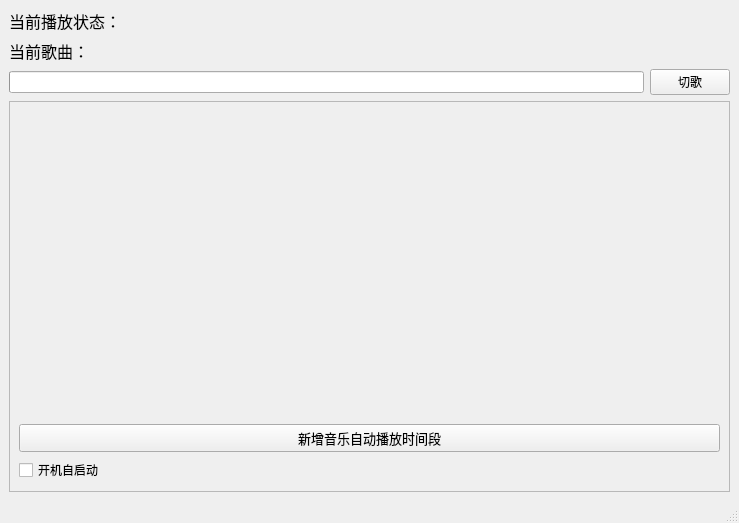
This is mainwindow.ui in Zao-chen/ZcAutoMusic as Qt 5 draws it before an edit. The edited form follows.
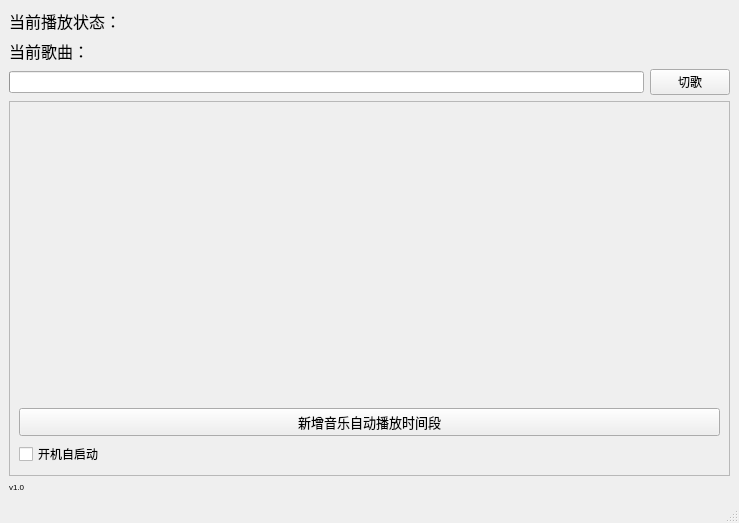
This is the edited form.

Commit message: [feat] 新增版本号显示

What changed in the file:
```diff
--- a/mainwindow.ui
+++ b/mainwindow.ui
@@ -81,7 +81,7 @@
          <x>0</x>
          <y>0</y>
          <width>719</width>
-         <height>377</height>
+         <height>361</height>
         </rect>
        </property>
        <layout class="QVBoxLayout" name="verticalLayout_2">
@@ -131,6 +131,24 @@
       </widget>
      </widget>
     </item>
+    <item>
+     <widget class="QLabel" name="label">
+      <property name="sizePolicy">
+       <sizepolicy hsizetype="Expanding" vsizetype="Preferred">
+        <horstretch>0</horstretch>
+        <verstretch>0</verstretch>
+       </sizepolicy>
+      </property>
+      <property name="font">
+       <font>
+        <pointsize>6</pointsize>
+       </font>
+      </property>
+      <property name="text">
+       <string>v1.0</string>
+      </property>
+     </widget>
+    </item>
    </layout>
   </widget>
   <widget class="QMenuBar" name="menubar">
```
